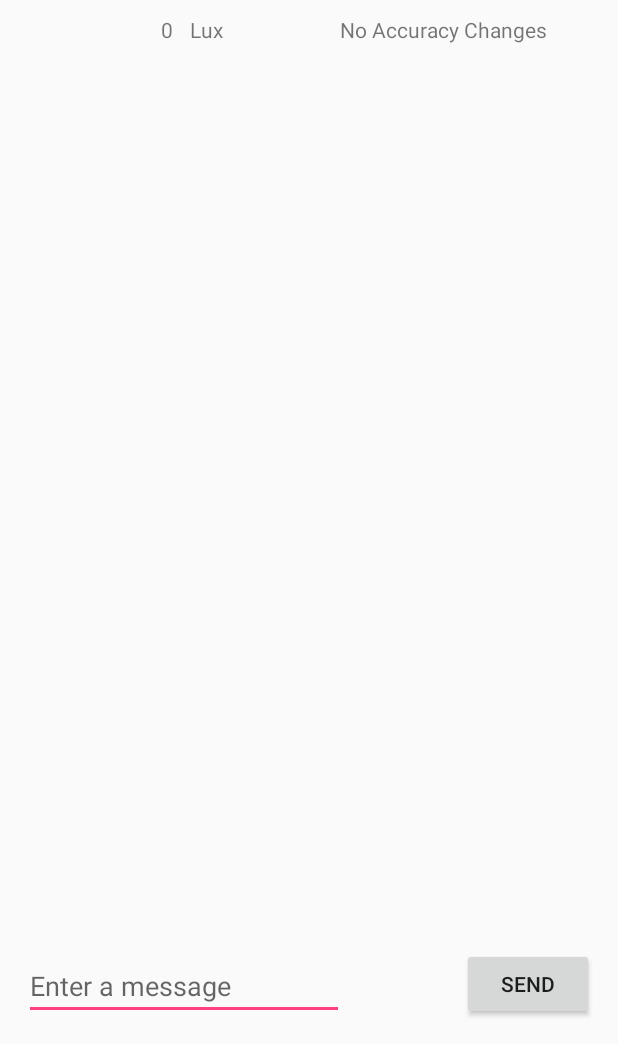
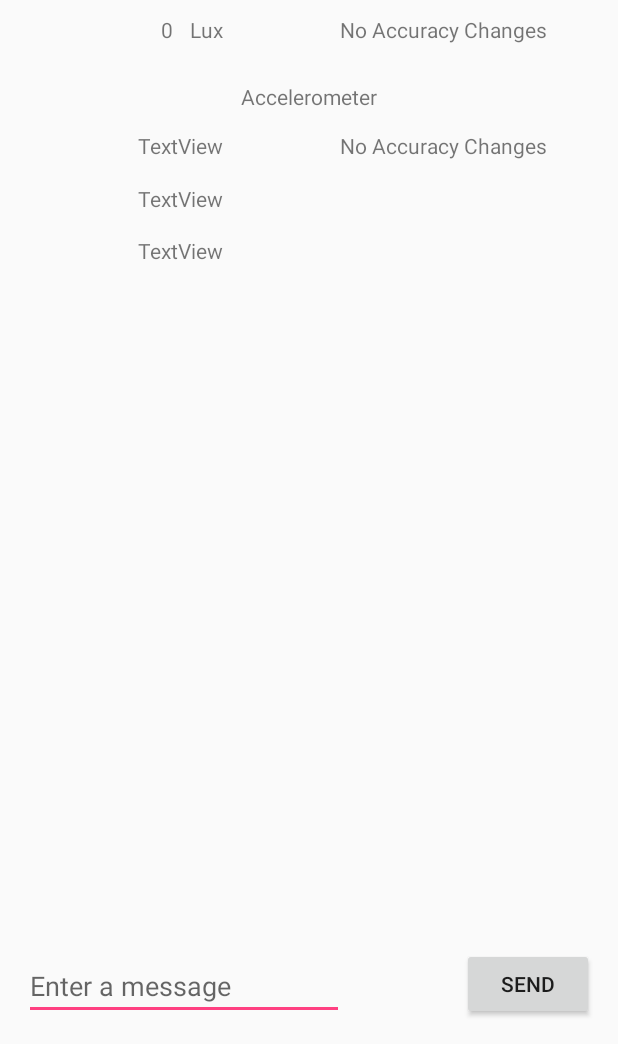
Before and after one commit to RafaelAnt/LightSensor, an Android app: the screen it shows after launch (MainActivity), on a phone screen of 412 x 824 dp, the part 192-1236 px from its top. Run offline under Robolectric (Android 15) with nearby library versions, the phone set to English and light mode, and no system bars; 2 statements that could not run were skipped.

Commit message:
Added accelerometer sensor interface

```diff
--- a/app/src/main/java/com/example/rafael/lightsensor/MainActivity.java
+++ b/app/src/main/java/com/example/rafael/lightsensor/MainActivity.java
@@ -17,8 +17,7 @@ public class MainActivity extends AppCompatActivity implements SensorEventListen
 
     private SensorManager mSensorManager;
     private Sensor mLight, mAccelerometer;
-    private TextView tv_lumens;
-    private TextView tv_lightAcc;
+    private TextView tv_lumens, tv_lightAcc, tv_accelerometerAcc,tv_accelerometerX, tv_accelerometerY, tv_accelerometerZ;
 
 
     public final static String EXTRA_MESSAGE = "com.example.rafael.lightsensor.MESSAGE";
@@ -30,6 +29,10 @@ public class MainActivity extends AppCompatActivity implements SensorEventListen
 
         this.tv_lumens = (TextView) findViewById(R.id.t_lumens);
         this.tv_lightAcc = (TextView) findViewById(R.id.t_lightAcc);
+        this.tv_accelerometerAcc = (TextView) findViewById(R.id.t_accelerometerAcc);
+        this.tv_accelerometerX = (TextView) findViewById(R.id.t_acelerometerX);
+        this.tv_accelerometerY = (TextView) findViewById(R.id.t_acelerometerY);
+        this.tv_accelerometerZ = (TextView) findViewById(R.id.t_acelerometerZ);
 
         //Keep the screen on
         getWindow().addFlags(WindowManager.LayoutParams.FLAG_KEEP_SCREEN_ON);
@@ -44,6 +47,7 @@ public class MainActivity extends AppCompatActivity implements SensorEventListen
         // a particular sensor.
         mSensorManager = (SensorManager) getSystemService(Context.SENSOR_SERVICE);
         mLight = mSensorManager.getDefaultSensor(Sensor.TYPE_LIGHT);
+        mAccelerometer = mSensorManager.getDefaultSensor(Sensor.TYPE_ACCELEROMETER);
     }
 
     @Override
@@ -53,6 +57,9 @@ public class MainActivity extends AppCompatActivity implements SensorEventListen
             case(Sensor.TYPE_LIGHT):
                 tv_lightAcc.setText("Accuracy Changed to " + accuracy);
                 break;
+            case(Sensor.TYPE_ACCELEROMETER):
+                tv_accelerometerAcc.setText("Accuracy Changed to " + accuracy);
+                break;
             default:
         }
 
@@ -60,10 +67,19 @@ public class MainActivity extends AppCompatActivity implements SensorEventListen
 
     @Override
     public final void onSensorChanged(SensorEvent event) {
-        //tv_lumens.setText("Sensor Changed !!!!!!!!");
-        float lumens = event.values[0];
-        // Do something with this sensor data.
-        tv_lumens.setText(Float.toString(lumens));
+        switch (event.sensor.getType()){
+            case(Sensor.TYPE_LIGHT):
+                float lumens = event.values[0];
+                tv_lumens.setText(Float.toString(lumens));
+                break;
+            case(Sensor.TYPE_ACCELEROMETER):
+                tv_accelerometerX.setText(Float.toString(event.values[0]));
+                tv_accelerometerY.setText(Float.toString(event.values[1]));
+                tv_accelerometerZ.setText(Float.toString(event.values[2]));
+                break;
+            default:
+        }
+
     }
 
     @Override
@@ -71,6 +87,7 @@ public class MainActivity extends AppCompatActivity implements SensorEventListen
         // Register a listener for the sensor.
         super.onResume();
         mSensorManager.registerListener(this, mLight, SensorManager.SENSOR_DELAY_NORMAL);
+        mSensorManager.registerListener(this, mAccelerometer, SensorManager.SENSOR_DELAY_NORMAL);
     }
 
     @Override
--- a/app/src/main/res/layout/activity_main.xml
+++ b/app/src/main/res/layout/activity_main.xml
@@ -88,4 +88,48 @@
         android:layout_alignParentBottom="true"
         android:layout_alignParentStart="true" />
 
+    <TextView
+        android:text="Accelerometer"
+        android:layout_width="wrap_content"
+        android:layout_height="wrap_content"
+        android:layout_marginTop="25dp"
+        android:id="@+id/textView2"
+        android:layout_below="@+id/t_lightAcc"
+        android:layout_centerHorizontal="true" />
+
+    <TextView
+        android:text="No Accuracy Changes"
+        android:layout_width="wrap_content"
+        android:layout_height="wrap_content"
+        android:layout_below="@+id/textView2"
+        android:layout_alignStart="@+id/t_lightAcc"
+        android:layout_marginTop="13dp"
+        android:id="@+id/t_accelerometerAcc" />
+
+    <TextView
+        android:text="TextView"
+        android:layout_width="wrap_content"
+        android:layout_height="wrap_content"
+        android:layout_alignTop="@+id/t_accelerometerAcc"
+        android:layout_alignEnd="@+id/textview423"
+        android:id="@+id/t_acelerometerX" />
+
+    <TextView
+        android:text="TextView"
+        android:layout_width="wrap_content"
+        android:layout_height="wrap_content"
+        android:layout_below="@+id/t_acelerometerX"
+        android:layout_alignStart="@+id/t_acelerometerX"
+        android:layout_marginTop="16dp"
+        android:id="@+id/t_acelerometerY" />
+
+    <TextView
+        android:text="TextView"
+        android:layout_width="wrap_content"
+        android:layout_height="wrap_content"
+        android:id="@+id/t_acelerometerZ"
+        android:layout_marginTop="15dp"
+        android:layout_below="@+id/t_acelerometerY"
+        android:layout_alignStart="@+id/t_acelerometerY" />
+
 </RelativeLayout>
```
